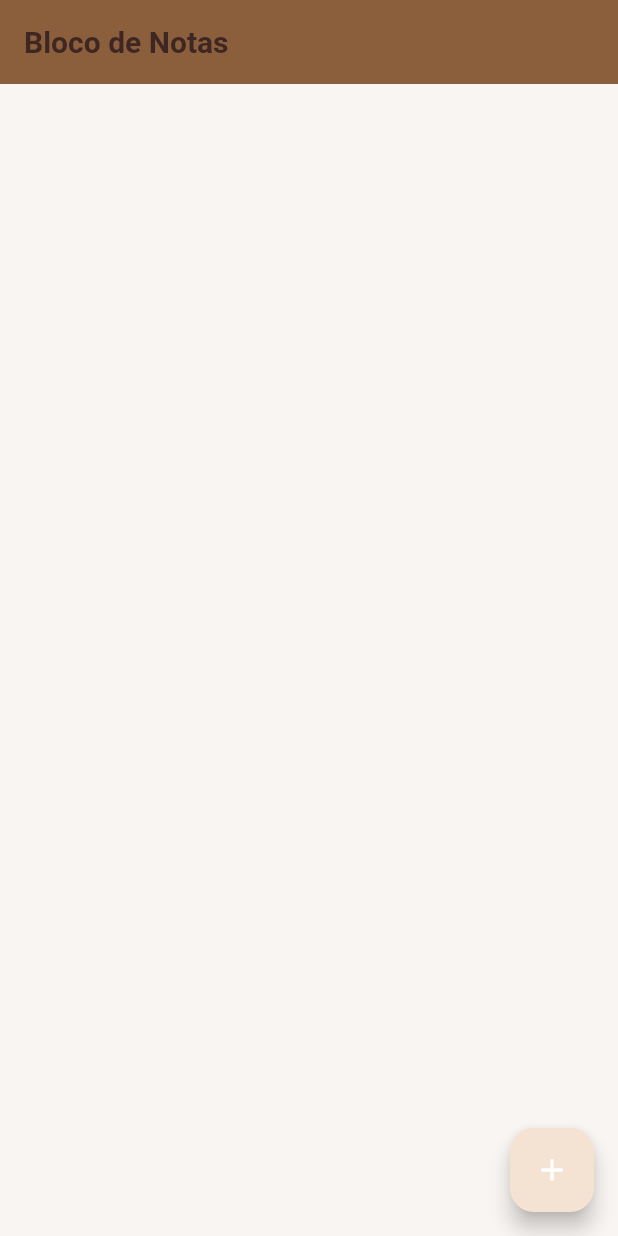
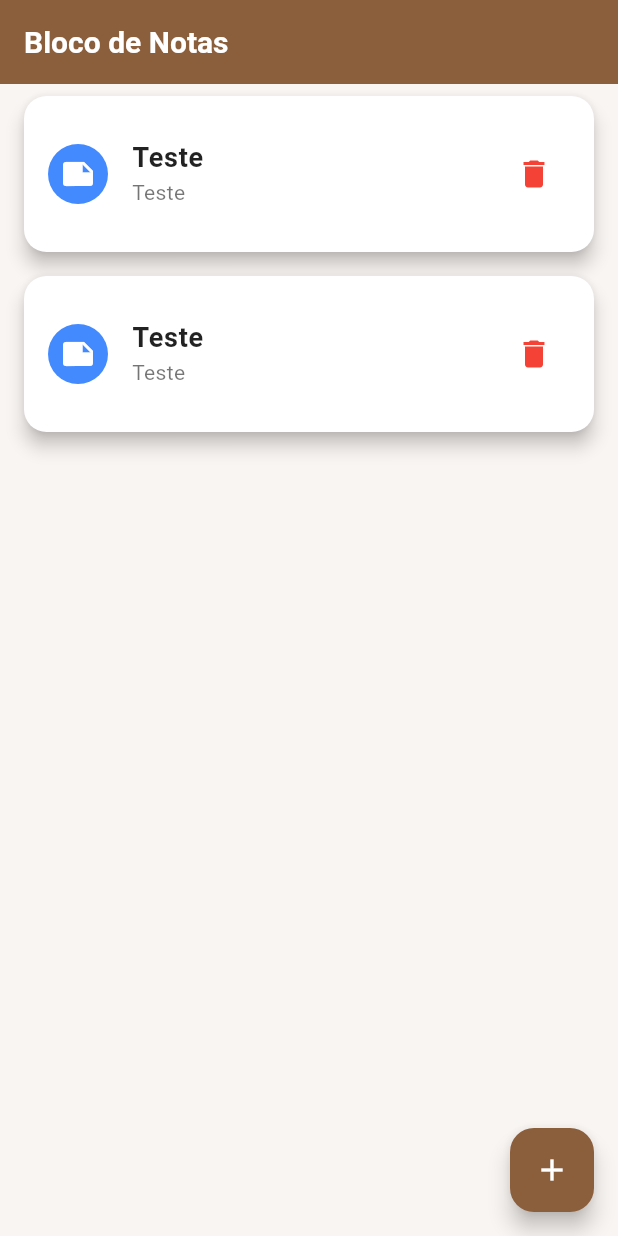
Before and after one commit to FrancimarioAraujo/blocodenotas, a Flutter app: the screen it shows after launch, after a tap on the "add" icon, on a phone screen of 412 x 824 dp. Run offline on Flutter 3.47's test engine with Material 3 defaults, Android fonts, the phone set to English and light mode, and no system bars; our stand-ins replace flutter_modular, hive, hive_flutter, mobx; accounts and stored records are empty; generated files the repository leaves out were written again.

Commit message:
some adjustments

```diff
--- a/lib/app_module.dart
+++ b/lib/app_module.dart
@@ -1,11 +1,10 @@
 import 'package:flutter_modular/flutter_modular.dart';
 import 'pages/home_page.dart';
-import 'stores/counter_store.dart';
 
 class AppModule extends Module {
   @override
   void binds(i) {
-    i.addSingleton(CounterStore.new);
+    // i.addSingleton(CounterStore.new);
   }
 
   @override
--- a/lib/app_theme.dart
+++ b/lib/app_theme.dart
@@ -9,7 +9,7 @@ class AppTheme {
       appBarTheme: const AppBarTheme(
         color: AppColors.primary,
         titleTextStyle: TextStyle(
-          color: AppColors.text,
+          color: Colors.white,
           fontSize: 20,
           fontWeight: FontWeight.bold,
         ),
--- /dev/null
+++ b/lib/components/note_card.dart
@@ -0,0 +1,56 @@
+import 'package:blocodenotas/models/note_model.dart';
+import 'package:flutter/material.dart';
+
+class NoteCard extends StatelessWidget {
+  final NoteModel note;
+  final Function onDelete;
+  final Function onEdit;
+
+  const NoteCard({
+    Key? key,
+    required this.note,
+    required this.onDelete,
+    required this.onEdit,
+  }) : super(key: key);
+
+  @override
+  Widget build(BuildContext context) {
+    return Card(
+      elevation: 5, // Dá uma sombra para criar profundidade
+      margin: const EdgeInsets.symmetric(vertical: 8, horizontal: 16),
+      shape: RoundedRectangleBorder(
+        borderRadius: BorderRadius.circular(15), // Cantos arredondados
+      ),
+      child: ListTile(
+        contentPadding: const EdgeInsets.all(16),
+        leading: const CircleAvatar(
+          backgroundColor: Colors.blueAccent,
+          child: Icon(Icons.note, color: Colors.white), // Ícone da nota
+        ),
+        title: Text(
+          note.title,
+          style: const TextStyle(
+            fontWeight: FontWeight.bold,
+            fontSize: 18,
+            color: Colors.black87,
+          ),
+        ),
+        subtitle: Text(
+          note.content,
+          maxLines: 2, // Limita o texto a 2 linhas
+          overflow:
+              TextOverflow.ellipsis, // Adiciona '...' se o texto for maior
+          style: const TextStyle(
+            fontSize: 14,
+            color: Colors.black54,
+          ),
+        ),
+        trailing: IconButton(
+          icon: const Icon(Icons.delete, color: Colors.red),
+          onPressed: () => onDelete(),
+        ),
+        onTap: () => onEdit(), // Ao clicar na nota, abre para edição
+      ),
+    );
+  }
+}
--- a/lib/main.dart
+++ b/lib/main.dart
@@ -1,9 +1,11 @@
 import 'package:blocodenotas/app_theme.dart';
 import 'package:flutter/material.dart';
+import 'package:hive_flutter/hive_flutter.dart';
 import 'app_module.dart';
 import 'package:flutter_modular/flutter_modular.dart';
 
-void main() {
+Future<void> main() async {
+  await Hive.initFlutter();
   runApp(ModularApp(module: AppModule(), child: MyApp()));
 }
 
--- /dev/null
+++ b/lib/models/note_model.dart
@@ -0,0 +1,17 @@
+import 'package:hive/hive.dart';
+
+part 'note_model.g.dart';
+
+@HiveType(typeId: 0)
+class NoteModel {
+  @HiveField(0)
+  final String title;
+
+  @HiveField(1)
+  final String content;
+
+  NoteModel({
+    required this.title,
+    required this.content,
+  });
+}
--- a/lib/pages/home_page.dart
+++ b/lib/pages/home_page.dart
@@ -1,20 +1,26 @@
+import 'package:blocodenotas/app_colors.dart';
+import 'package:blocodenotas/components/note_card.dart';
+import 'package:blocodenotas/models/note_model.dart';
 import 'package:flutter/material.dart';
-import 'package:flutter_modular/flutter_modular.dart';
-import 'package:flutter_mobx/flutter_mobx.dart';
-import '../stores/counter_store.dart';
 
 class HomePage extends StatelessWidget {
-  final CounterStore store = Modular.get<CounterStore>();
-
   @override
   Widget build(BuildContext context) {
     return Scaffold(
       appBar: AppBar(
         title: const Text('Bloco de Notas'),
       ),
-      body: Container(),
+      body: ListView.builder(
+          itemCount: 2,
+          itemBuilder: (context, index) {
+            return NoteCard(
+                note: NoteModel(title: "Teste", content: "Teste"),
+                onDelete: () {},
+                onEdit: () {});
+          }),
       floatingActionButton: FloatingActionButton(
-        onPressed: store.increment,
+        backgroundColor: AppColors.primary,
+        onPressed: () {},
         tooltip: 'Increment',
         child: const Icon(Icons.add),
       ),
--- a/lib/stores/counter_store.dart
+++ /dev/null
@@ -1,15 +0,0 @@
-import 'package:mobx/mobx.dart';
-
-part 'counter_store.g.dart';
-
-class CounterStore = _CounterStoreBase with _$CounterStore;
-
-abstract class _CounterStoreBase with Store {
-  @observable
-  int counter = 0;
-
-  @action
-  void increment() {
-    counter++;
-  }
-}
--- a/pubspec.yaml
+++ b/pubspec.yaml
@@ -40,6 +40,9 @@ dependencies:
   flutter_mobx: ^2.2.1+1
   build_runner: ^2.4.9
   mobx_codegen: ^2.6.2
+  hive: ^2.2.3
+  hive_flutter: ^1.1.0
+  hive_generator: ^2.0.1
 
 dev_dependencies:
   flutter_test:
```
Also changed, not shown: lib/controllers/notes_controller.dart (added, +41 -0 lines), lib/controllers/notes_controller.g.dart (added), lib/models/note_model.g.dart (added), lib/stores/counter_store.g.dart (deleted), pubspec.lock, 2 other files.
